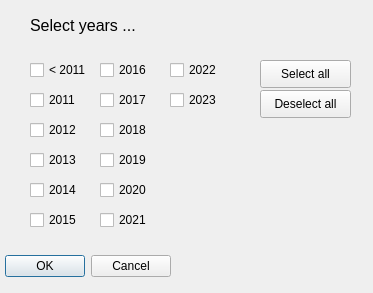
Old version of the form plugins/picture_select/picture_select_dlg.ui in the repository bvermeulen/QGIS.
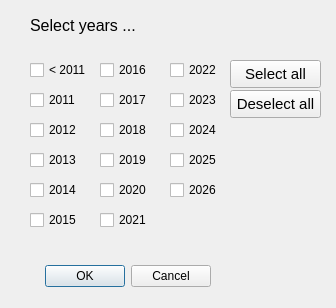
New version of the form.

```diff
--- a/plugins/picture_select/picture_select_dlg.ui
+++ b/plugins/picture_select/picture_select_dlg.ui
@@ -6,8 +6,8 @@
    <rect>
     <x>0</x>
     <y>0</y>
-    <width>373</width>
-    <height>293</height>
+    <width>336</width>
+    <height>308</height>
    </rect>
   </property>
   <property name="windowTitle">
@@ -17,8 +17,8 @@
    <property name="geometry">
     <rect>
      <x>0</x>
-     <y>250</y>
-     <width>171</width>
+     <y>260</y>
+     <width>211</width>
      <height>32</height>
     </rect>
    </property>
@@ -211,6 +211,45 @@
     <string>2023</string>
    </property>
   </widget>
+  <widget class="QCheckBox" name="cb_2024">
+   <property name="geometry">
+    <rect>
+     <x>170</x>
+     <y>120</y>
+     <width>71</width>
+     <height>20</height>
+    </rect>
+   </property>
+   <property name="text">
+    <string>2024</string>
+   </property>
+  </widget>
+  <widget class="QCheckBox" name="cb_2025">
+   <property name="geometry">
+    <rect>
+     <x>170</x>
+     <y>150</y>
+     <width>71</width>
+     <height>20</height>
+    </rect>
+   </property>
+   <property name="text">
+    <string>2025</string>
+   </property>
+  </widget>
+  <widget class="QCheckBox" name="cb_2026">
+   <property name="geometry">
+    <rect>
+     <x>170</x>
+     <y>180</y>
+     <width>71</width>
+     <height>20</height>
+    </rect>
+   </property>
+   <property name="text">
+    <string>2026</string>
+   </property>
+  </widget>
   <widget class="QLabel" name="label">
    <property name="geometry">
     <rect>
@@ -227,12 +266,17 @@
   <widget class="QPushButton" name="pb_deselect_all">
    <property name="geometry">
     <rect>
-     <x>260</x>
+     <x>230</x>
      <y>90</y>
      <width>91</width>
      <height>28</height>
     </rect>
    </property>
+   <property name="font">
+    <font>
+     <pointsize>11</pointsize>
+    </font>
+   </property>
    <property name="text">
     <string>Deselect all</string>
    </property>
@@ -240,12 +284,17 @@
   <widget class="QPushButton" name="pb_select_all">
    <property name="geometry">
     <rect>
-     <x>260</x>
+     <x>230</x>
      <y>60</y>
      <width>91</width>
      <height>28</height>
     </rect>
    </property>
+   <property name="font">
+    <font>
+     <pointsize>11</pointsize>
+    </font>
+   </property>
    <property name="text">
     <string>Select all</string>
    </property>
```
Left out of the diff: 4 changed lines with no effect on the pictures.
